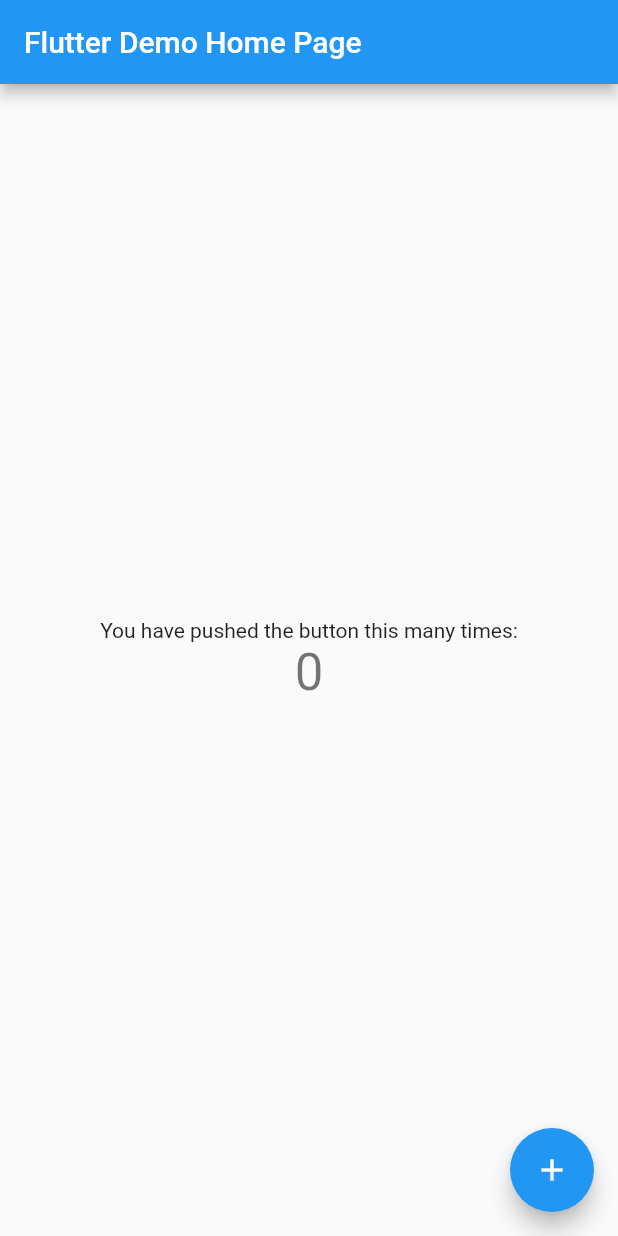
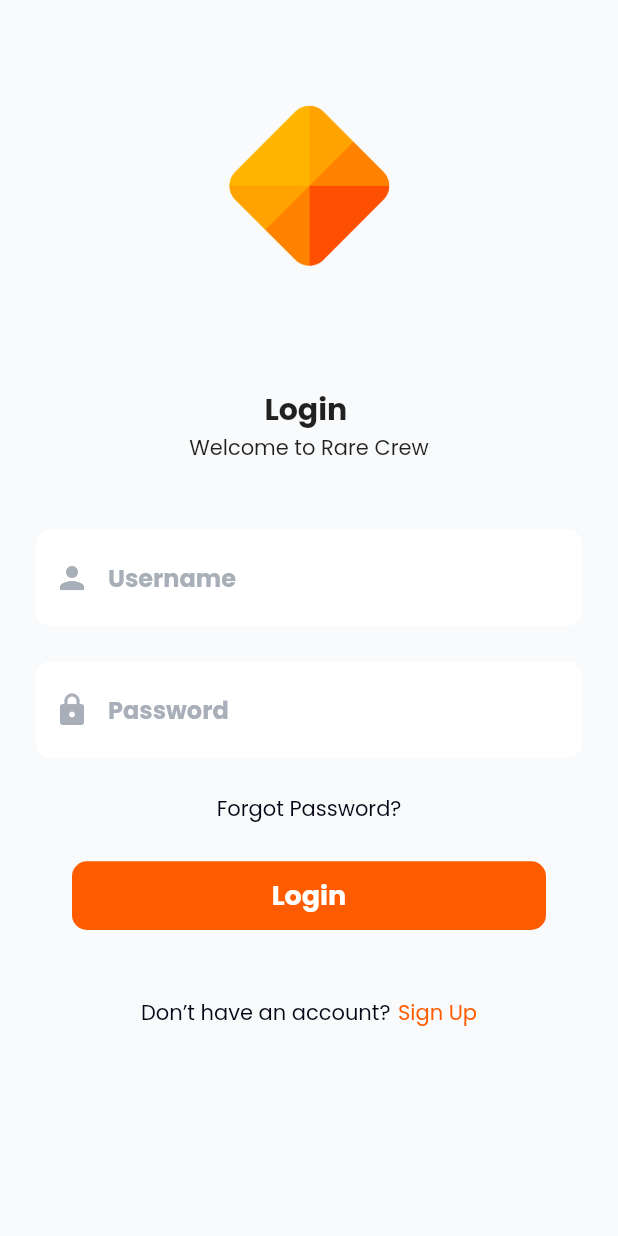
Before and after one commit to Cindy-dev/rare_crew_task, a Flutter app: the screen it shows after launch, on a phone screen of 412 x 824 dp. Run offline on Flutter 3.47's test engine with Material 2 defaults, Android fonts, the phone set to English and light mode, and no system bars.

Commit message:
authentication screen design complete

```diff
--- a/lib/main.dart
+++ b/lib/main.dart
@@ -1,4 +1,5 @@
 import 'package:flutter/material.dart';
+import 'package:rare_crew_task_cynthia/presentation/screens/splash_screen.dart';
 
 void main() {
   runApp(const MyApp());
@@ -6,110 +7,11 @@ void main() {
 
 class MyApp extends StatelessWidget {
   const MyApp({Key? key}) : super(key: key);
-
-  // This widget is the root of your application.
   @override
   Widget build(BuildContext context) {
-    return MaterialApp(
-      title: 'Flutter Demo',
-      theme: ThemeData(
-        // This is the theme of your application.
-        //
-        // Try running your application with "flutter run". You'll see the
-        // application has a blue toolbar. Then, without quitting the app, try
-        // changing the primarySwatch below to Colors.green and then invoke
-        // "hot reload" (press "r" in the console where you ran "flutter run",
-        // or simply save your changes to "hot reload" in a Flutter IDE).
-        // Notice that the counter didn't reset back to zero; the application
-        // is not restarted.
-        primarySwatch: Colors.blue,
-      ),
-      home: const MyHomePage(title: 'Flutter Demo Home Page'),
+    return const MaterialApp(
+      debugShowCheckedModeBanner: false,
+      home: SplashScreen(),
     );
   }
 }
-
-class MyHomePage extends StatefulWidget {
-  const MyHomePage({Key? key, required this.title}) : super(key: key);
-
-  // This widget is the home page of your application. It is stateful, meaning
-  // that it has a State object (defined below) that contains fields that affect
-  // how it looks.
-
-  // This class is the configuration for the state. It holds the values (in this
-  // case the title) provided by the parent (in this case the App widget) and
-  // used by the build method of the State. Fields in a Widget subclass are
-  // always marked "final".
-
-  final String title;
-
-  @override
-  State<MyHomePage> createState() => _MyHomePageState();
-}
-
-class _MyHomePageState extends State<MyHomePage> {
-  int _counter = 0;
-
-  void _incrementCounter() {
-    setState(() {
-      // This call to setState tells the Flutter framework that something has
-      // changed in this State, which causes it to rerun the build method below
-      // so that the display can reflect the updated values. If we changed
-      // _counter without calling setState(), then the build method would not be
-      // called again, and so nothing would appear to happen.
-      _counter++;
-    });
-  }
-
-  @override
-  Widget build(BuildContext context) {
-    // This method is rerun every time setState is called, for instance as done
-    // by the _incrementCounter method above.
-    //
-    // The Flutter framework has been optimized to make rerunning build methods
-    // fast, so that you can just rebuild anything that needs updating rather
-    // than having to individually change instances of widgets.
-    return Scaffold(
-      appBar: AppBar(
-        // Here we take the value from the MyHomePage object that was created by
-        // the App.build method, and use it to set our appbar title.
-        title: Text(widget.title),
-      ),
-      body: Center(
-        // Center is a layout widget. It takes a single child and positions it
-        // in the middle of the parent.
-        child: Column(
-          // Column is also a layout widget. It takes a list of children and
-          // arranges them vertically. By default, it sizes itself to fit its
-          // children horizontally, and tries to be as tall as its parent.
-          //
-          // Invoke "debug painting" (press "p" in the console, choose the
-          // "Toggle Debug Paint" action from the Flutter Inspector in Android
-          // Studio, or the "Toggle Debug Paint" command in Visual Studio Code)
-          // to see the wireframe for each widget.
-          //
-          // Column has various properties to control how it sizes itself and
-          // how it positions its children. Here we use mainAxisAlignment to
-          // center the children vertically; the main axis here is the vertical
-          // axis because Columns are vertical (the cross axis would be
-          // horizontal).
-          mainAxisAlignment: MainAxisAlignment.center,
-          children: <Widget>[
-            const Text(
-              'You have pushed the button this many times:',
-            ),
-            Text(
-              '$_counter',
-              style: Theme.of(context).textTheme.headline4,
-            ),
-          ],
-        ),
-      ),
-      floatingActionButton: FloatingActionButton(
-        onPressed: _incrementCounter,
-        tooltip: 'Increment',
-        child: const Icon(Icons.add),
-      ), // This trailing comma makes auto-formatting nicer for build methods.
-    );
-  }
-}
--- /dev/null
+++ b/lib/presentation/screens/login_screen.dart
@@ -0,0 +1,49 @@
+import 'package:flutter/cupertino.dart';
+import 'package:flutter/material.dart';
+import 'package:rare_crew_task_cynthia/presentation/utils/constants/device_size.dart';
+
+import '../utils/constants/colors.dart';
+import '../widgets/login_form.dart';
+
+class LoginScreen extends StatelessWidget {
+  const LoginScreen({Key? key}) : super(key: key);
+
+  @override
+  Widget build(BuildContext context) {
+    return Scaffold(
+      resizeToAvoidBottomInset: false,
+      body: Container(
+        padding: EdgeInsets.only(top: context.screenHeight() / 15),
+        height: context.screenHeight(),
+        color: whiteBackground.withOpacity(.8),
+        child: Column(
+          children: [
+            Container(
+              margin: EdgeInsets.only(bottom: context.screenHeight() / 12.5),
+              height: context.screenHeight()/6,
+              decoration: const BoxDecoration(
+                  shape: BoxShape.circle,
+                  image: DecorationImage(
+                      image: AssetImage('asset/images/rarecrew.png'))),
+            ),
+            const Text(
+              'Login ',
+              style: TextStyle(
+                  fontWeight: FontWeight.w600,
+                  fontFamily: 'Poppins',
+                  fontSize: 20),
+            ),
+            const Text(
+              'Welcome to Rare Crew',
+              style: TextStyle(
+                  fontWeight: FontWeight.w400,
+                  fontFamily: 'Poppins',
+                  fontSize: 14),
+            ),
+            const LoginForm(),
+          ],
+        ),
+      ),
+    );
+  }
+}
--- /dev/null
+++ b/lib/presentation/utils/constants/colors.dart
@@ -0,0 +1,8 @@
+import 'package:flutter/material.dart';
+
+const orangeColor = Color(0xffFF5C00);
+const boldTextColor = Color(0xff040415);
+const textColor = Color(0xff000000);
+const hintTextColor = Color(0xffA8AFB9);
+const whiteColor = Color(0xffFFFFFF);
+const whiteBackground = Color(0xffF9FAFB);
--- /dev/null
+++ b/lib/presentation/utils/helpers/custom_buttons.dart
@@ -0,0 +1,23 @@
+import 'package:flutter/cupertino.dart';
+import 'package:rare_crew_task_cynthia/presentation/utils/constants/device_size.dart';
+
+import '../constants/colors.dart';
+
+authenticationButton(BuildContext context, String text) {
+  return Container(
+    alignment: Alignment.center,
+    margin: const EdgeInsets.fromLTRB(24, 24, 24, 45),
+    height: context.screenHeight() / 18,
+    width: context.screenHeight() / 2,
+    decoration: BoxDecoration(
+        color: orangeColor, borderRadius: BorderRadius.circular(10)),
+    child: Text(
+      text,
+      style: const TextStyle(
+          color: whiteColor,
+          fontWeight: FontWeight.w600,
+          fontFamily: 'Poppins',
+          fontSize: 18),
+    ),
+  );
+}
--- /dev/null
+++ b/lib/presentation/utils/helpers/navigators.dart
@@ -0,0 +1,5 @@
+import 'package:flutter/cupertino.dart';
+
+navigatePush(BuildContext context, Widget widget){
+  return Navigator.of(context).push(CupertinoPageRoute(builder: (context)=> widget));
+}
--- /dev/null
+++ b/lib/presentation/utils/helpers/text_form.dart
@@ -0,0 +1,31 @@
+import 'package:flutter/material.dart';
+
+import '../constants/colors.dart';
+
+textForm(String? hintText, Icon? prefixIcon, TextEditingController controller) {
+  return TextFormField(
+    cursorColor: orangeColor,
+    controller: controller,
+    decoration: InputDecoration(
+      prefixIcon: prefixIcon,
+      prefixIconColor: hintTextColor,
+      fillColor: whiteColor,
+      filled: true,
+      enabledBorder: OutlineInputBorder(
+          borderRadius: BorderRadius.circular(10),
+          borderSide: const BorderSide(color: whiteColor)),
+      focusedBorder: OutlineInputBorder(
+          borderRadius: BorderRadius.circular(10),
+          borderSide: const BorderSide(color: whiteColor)),
+      border: OutlineInputBorder(
+          borderRadius: BorderRadius.circular(10),
+          borderSide: const BorderSide(color: whiteColor, width: 0.0)),
+      hintText: hintText,
+      hintStyle: const TextStyle(
+          color: hintTextColor,
+          fontWeight: FontWeight.w600,
+          fontFamily: 'Poppins',
+          fontSize: 16),
+    ),
+  );
+}
--- /dev/null
+++ b/lib/presentation/widgets/login_form.dart
@@ -0,0 +1,88 @@
+import 'package:flutter/cupertino.dart';
+import 'package:flutter/material.dart';
+import 'package:rare_crew_task_cynthia/presentation/screens/signup_screen.dart';
+import 'package:rare_crew_task_cynthia/presentation/utils/helpers/custom_buttons.dart';
+import 'package:rare_crew_task_cynthia/presentation/utils/helpers/navigators.dart';
+import '../utils/constants/colors.dart';
+import '../utils/helpers/text_form.dart';
+
+class LoginForm extends StatefulWidget {
+  const LoginForm({Key? key}) : super(key: key);
+
+  @override
+  State<LoginForm> createState() => _LoginFormState();
+}
+
+class _LoginFormState extends State<LoginForm> {
+  final TextEditingController _emailController = TextEditingController();
+  final TextEditingController _passwordController = TextEditingController();
+  GlobalKey<FormState> formKey = GlobalKey<FormState>();
+  @override
+  Widget build(BuildContext context) {
+    return Padding(
+      padding: const EdgeInsets.fromLTRB(24, 44, 24, 24),
+      child: Column(
+        children: [
+          textForm(
+            'Username',
+            const Icon(Icons.person, color: hintTextColor),
+            _emailController
+          ),
+          const SizedBox(
+            height: 24,
+          ),
+          textForm(
+            'Password',
+            const Icon(
+              Icons.lock,
+              color: hintTextColor,
+            ),
+            _passwordController
+          ),
+          const SizedBox(
+            height: 24,
+          ),
+          const Text(
+            'Forgot Password?',
+            style: TextStyle(
+                color: boldTextColor,
+                fontWeight: FontWeight.w500,
+                fontFamily: 'Poppins',
+                fontSize: 14),
+          ),
+          authenticationButton(context, 'Login'),
+          Row(
+            mainAxisAlignment: MainAxisAlignment.center,
+            mainAxisSize: MainAxisSize.min,
+            children: [
+              const Text(
+                'Don’t have an account?',
+                style: TextStyle(
+                    color: boldTextColor,
+                    fontWeight: FontWeight.w500,
+                    fontFamily: 'Poppins',
+                    fontSize: 14),
+              ),
+              const SizedBox(
+                width: 5,
+              ),
+              GestureDetector(
+                onTap: () {
+                  navigatePush(context, const SignupScreen());
+                },
+                child: const Text(
+                  'Sign Up',
+                  style: TextStyle(
+                      color: orangeColor,
+                      fontWeight: FontWeight.w500,
+                      fontFamily: 'Poppins',
+                      fontSize: 14),
+                ),
+              )
+            ],
+          )
+        ],
+      ),
+    );
+  }
+}
```
Also changed, not shown: lib/presentation/screens/signup_screen.dart (added, +49 -0 lines), lib/presentation/screens/splash_screen.dart (added, +52 -0 lines), lib/presentation/utils/constants/device_size.dart (added, +7 -0 lines), lib/presentation/utils/constants/text_style.dart (added, +9 -0 lines), lib/presentation/widgets/signup_form.dart (added, +95 -0 lines).
